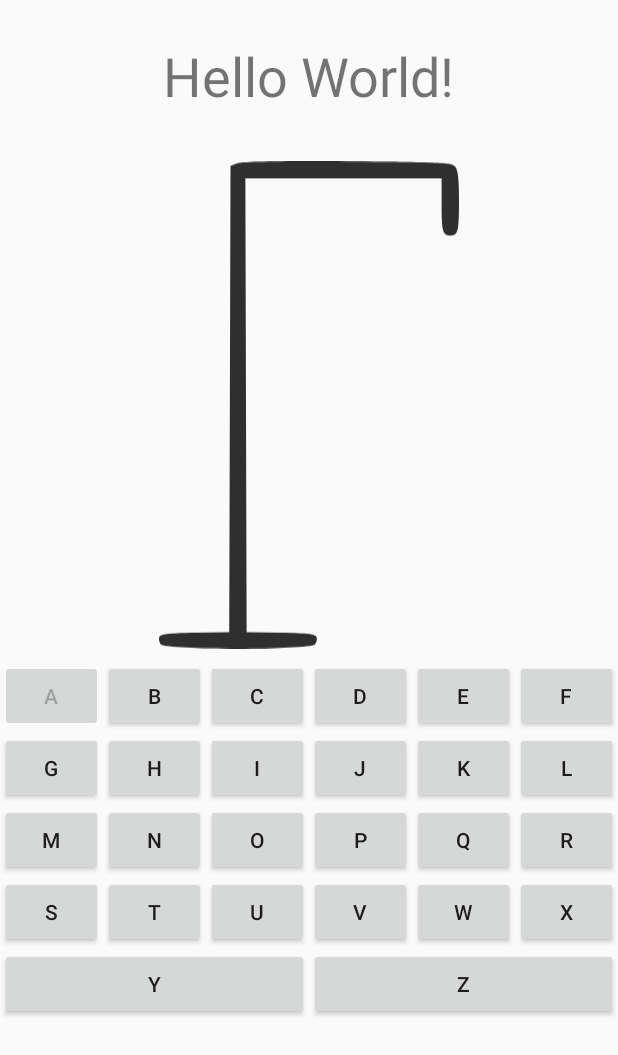
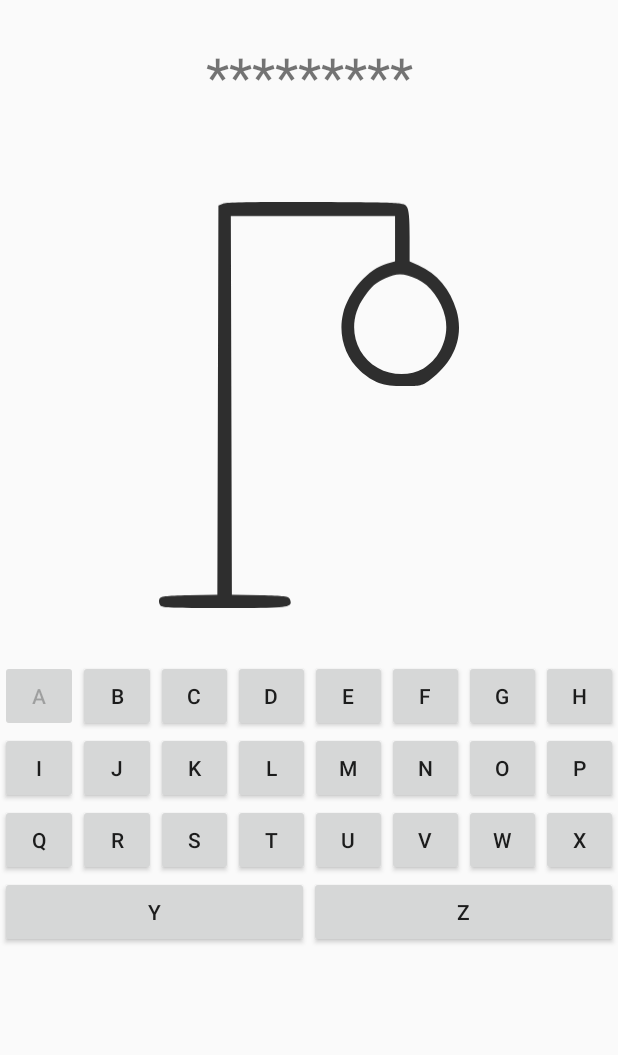
Before and after one commit to Logstor/Galgeleg, an Android app: the fragment GameFragment placed in its activity, after a tap on an icon or button, on a phone screen of 412 x 824 dp. Shown: the top 1055 px of the screen. Run offline under Robolectric (Android 15) with nearby library versions, the phone set to English and light mode, and no system bars.

Commit message:
Simple game logic now works.

```diff
--- a/app/src/main/java/com/example/galgeleg/Fragments/GameFragment.java
+++ b/app/src/main/java/com/example/galgeleg/Fragments/GameFragment.java
@@ -62,22 +62,31 @@ public class GameFragment extends Fragment implements View.OnClickListener
 		image		= view.findViewById(R.id.galge);
 		txt_view 	= view.findViewById(R.id.txt_word);
 
-		// Set the first picture
-		image.setImageResource(R.drawable.galgevec);
+		// Set game up
+		reset();
 	}
 
 	/**
 	 * Updates the game state.
 	 */
-	private void update()
+	private void update(Button btn_Clicked)
 	{
+		// Guess the letter
+		logic.gætBogstav(btn_Clicked.getText().toString());
+
 		// Textview update
 		txt_view.setText(logic.getSynligtOrd());
 
+		// Game not done
 		if (!logic.erSpilletSlut())
 		{
 			// Update image
 			updateImage();
+		}
+		// Game done
+		else
+		{
+
 		}
 	}
 
@@ -90,8 +99,8 @@ public class GameFragment extends Fragment implements View.OnClickListener
 		logic.nulstil();
 		// Reset Image
 		image.setImageResource(R.drawable.galgevec);
-		// Update
-		update();
+		// Reset text
+		txt_view.setText(logic.getSynligtOrd());
 	}
 
 	/**
@@ -190,7 +199,7 @@ public class GameFragment extends Fragment implements View.OnClickListener
 				btn.setEnabled(false);
 
 				// Update logic
-				//TODO: Implement this
+				update(btn);
 			}
 		});
 	}
--- a/app/src/main/res/values/strings.xml
+++ b/app/src/main/res/values/strings.xml
@@ -39,5 +39,5 @@
         <item>y</item>
         <item>z</item>
     </string-array>
-    <integer name="btnPerRow">6</integer>
+    <integer name="btnPerRow">8</integer>
 </resources>
```
